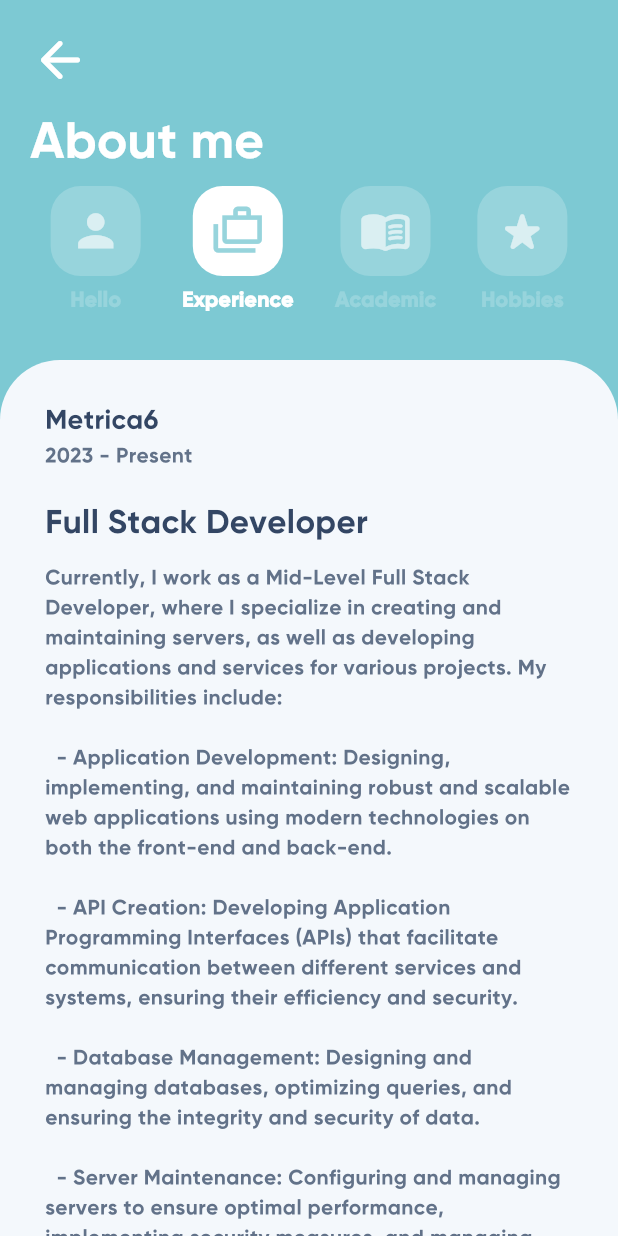
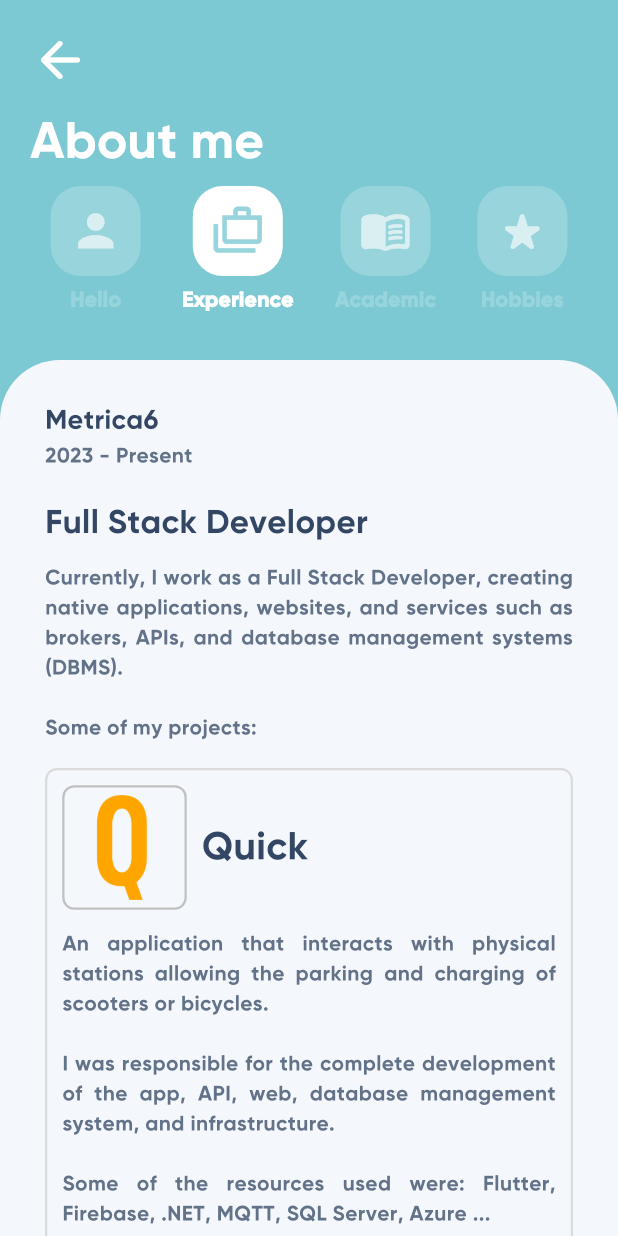
Before and after one commit to DaviMontiel/my-portfolio, a Flutter app: the AboutMePage screen opened directly, after a tap on "Experience", on a phone screen of 412 x 824 dp. Run offline on Flutter 3.47's test engine with Material 3 defaults, Android fonts, the phone set to English and light mode, and no system bars; our stand-ins replace shared_preferences; accounts and stored records are empty; generated files the repository leaves out were written again.

Commit message:
redesigned experience section

```diff
--- a/lib/l10n/app_en.arb
+++ b/lib/l10n/app_en.arb
@@ -23,7 +23,9 @@
 
     "experienceYearPresent": "Present",
     "experienceJob0Title": "Full Stack Developer",
-    "experienceJob0Content": "Currently, I work as a Mid-Level Full Stack Developer, where I specialize in creating and maintaining servers, as well as developing applications and services for various projects. My responsibilities include:\n\n  - Application Development: Designing, implementing, and maintaining robust and scalable web applications using modern technologies on both the front-end and back-end. \n\n  - API Creation: Developing Application Programming Interfaces (APIs) that facilitate communication between different services and systems, ensuring their efficiency and security.\n\n  - Database Management: Designing and managing databases, optimizing queries, and ensuring the integrity and security of data.\n\n  - Server Maintenance: Configuring and managing servers to ensure optimal performance, implementing security measures, and managing scaling as needed.\n\n  - Project Collaboration: Working closely with other team members, including designers and project managers, to ensure alignment with project objectives and timely delivery of quality solutions.\n\n  - Problem Resolution: Identifying and resolving technical issues that may arise during the development and maintenance of applications and services.",
+    "experienceJob0Content": "Currently, I work as a Full Stack Developer, creating native applications, websites, and services such as brokers, APIs, and database management systems (DBMS).\n\nSome of my projects:",
+    "experienceJob0App0Content": "An application that interacts with physical stations allowing the parking and charging of scooters or bicycles.\n\nI was responsible for the complete development of the app, API, web, database management system, and infrastructure.\n\nSome of the resources used were: Flutter, Firebase, .NET, MQTT, SQL Server, Azure ...",
+    "experienceJob0App1Content": "An application that optimizes water consumption in facilities such as homes and buildings.\n\nI coordinated the project development, correcting and implementing new features while utilizing different task management methods for the team.\n\nSome of the resources used were: Flutter, Firebase, NestJS, MQTT, Angular, MySQL, AWS ...",
     "experienceJob1Title": "Computer Systems Technician",
     "experienceJob1Content": "At Vivatech, I worked as a Computer Technician, focusing on the repair of computers, laptops, and tablets. My role involved diagnosing and troubleshooting both software and hardware issues, ensuring that the devices operated efficiently."
 }
--- a/lib/l10n/app_es.arb
+++ b/lib/l10n/app_es.arb
@@ -23,7 +23,9 @@
 
     "experienceYearPresent": "Presente",
     "experienceJob0Title": "Desarrollador Full Stack",
-    "experienceJob0Content": "Actualmente, trabajo como Desarrollador Full Stack de Nivel Medio, donde me especializo en la creación y mantenimiento de servidores, así como en el desarrollo de aplicaciones y servicios para diversos proyectos. Mis responsabilidades incluyen:\n\n  - Desarrollo de Aplicaciones: Diseñar, implementar y mantener aplicaciones web robustas y escalables utilizando tecnologías modernas tanto en el front-end como en el back-end.\n\n  - Creación de API: Desarrollar Interfaces de Programación de Aplicaciones (APIs) que faciliten la comunicación entre diferentes servicios y sistemas, garantizando su eficiencia y seguridad.\n\n  - Gestión de Bases de Datos: Diseñar y administrar bases de datos, optimizar consultas y asegurar la integridad y seguridad de los datos.\n\n  - Mantenimiento de Servidores: Configurar y gestionar servidores para garantizar un rendimiento óptimo, implementar medidas de seguridad y gestionar la escalabilidad según sea necesario.\n\n  - Colaboración en Proyectos: Trabajar estrechamente con otros miembros del equipo, incluidos diseñadores y gestores de proyectos, para garantizar la alineación con los objetivos del proyecto y la entrega oportuna de soluciones de calidad.\n\n  - Resolución de Problemas: Identificar y resolver problemas técnicos que puedan surgir durante el desarrollo y mantenimiento de aplicaciones y servicios.",
+    "experienceJob0Content": "Actualmente, trabajo como Desarrollador Full Stack, creando aplicaciones nativas, páginas web y servicios como brokers, APIs y sistemas de gestión de bases de datos (SGBD).\n\nAlgunos de mis proyectos:",
+    "experienceJob0App0Content": "Aplicación que interactua con estaciones físicas permitiendo aparcar y cargar patinetes o bicicletas.\n\nMe encargué del desarrollo completo de la app, API, web, SGBD y de la infraestructura.\n\nAlgunos de los recursos utilizados fueron: Flutter, Firebase, .NET, MQTT,  SQLServer, Azure ...",
+    "experienceJob0App1Content": "Aplicación que optimiza el consumo de agua en instalaciones como casas y edificios.\n\nCoordiné el desarrollo del proyecto, corriguiendo e implantando nuevas caracteristicas y utilizando diferentes métodos de gestión de tareas para el equipo.\n\nAlgunos de los recursos utilizados fueron: Flutter, Firebase, NestJS, MQTT, Angular, MySQL, AWS ...",
     "experienceJob1Title": "Técnico en Sistemas Informáticos",
     "experienceJob1Content": "En Vivatech, trabajé como Técnico en Sistemas Informáticos, centrándome en la reparación de computadoras, laptops y tablets. Mi rol incluía diagnosticar y solucionar problemas tanto de software como de hardware, asegurando que los dispositivos funcionaran de manera eficiente."
 }
--- a/lib/src/controller/external_controller.dart
+++ b/lib/src/controller/external_controller.dart
@@ -6,6 +6,15 @@ class ExternalController {
 
     launchUrl(url);
   }
+
+  void openUrl(String link) {
+    final Uri url = Uri.parse(link);
+
+    launchUrl(
+      url,
+      mode: LaunchMode.inAppBrowserView,
+    );
+  }
 }
 
 final externalController = ExternalController();
--- a/lib/src/view/pages/about_me/experience_section_widget.dart
+++ b/lib/src/view/pages/about_me/experience_section_widget.dart
@@ -1,3 +1,4 @@
+import 'package:david_portfolio_app/src/controller/external_controller.dart';
 import 'package:david_portfolio_app/src/controller/language_controller.dart';
 import 'package:flutter/material.dart';
 
@@ -6,12 +7,26 @@ class ExperiencieSectionWidget extends StatelessWidget {
 
   @override
   Widget build(BuildContext context) {
-    final List<Map<String, String>> experience = [
+    final List<Map<String, dynamic>> experience = [
       {
         "company": "Metrica6",
         "years": "2023 - ${languageController.language.experienceYearPresent}",
         "job": languageController.language.experienceJob0Title,
         "description": languageController.language.experienceJob0Content,
+        "apps": [
+          {
+            "icon": "lib/assets/images/app_quick.png",
+            "name": "Quick",
+            "text": languageController.language.experienceJob0App0Content,
+            "link": "https://play.google.com/store/apps/details?id=com.metrica6.quick",
+          },
+          {
+            "icon": "lib/assets/images/app_waisense.png",
+            "name": "Waisense",
+            "text": languageController.language.experienceJob0App1Content,
+            "link": "https://play.google.com/store/apps/details?id=com.metrica6.waisenseapp",
+          },
+        ]
       },
       {
         'company': 'VivaTech',
@@ -28,6 +43,8 @@ class ExperiencieSectionWidget extends StatelessWidget {
           Column(
             crossAxisAlignment: CrossAxisAlignment.start,
             children: [
+              if (f != 0) const SizedBox(height: 30),
+
               Text(
                 experience[f]['company']!,
                 style: const TextStyle(
@@ -60,6 +77,7 @@ class ExperiencieSectionWidget extends StatelessWidget {
 
               Text(
                 experience[f]['description']!,
+                textAlign: TextAlign.justify,
                 style: const TextStyle(
                   color: Color.fromRGBO(98, 114, 137, 1),
                   fontFamily: 'Gilroy-Bold-120',
@@ -67,15 +85,99 @@ class ExperiencieSectionWidget extends StatelessWidget {
                 ),
               ),
 
-              if (f != experience.length-1)
-                const Column(
+              // const SizedBox(height: 15),
+
+              if (experience[f]['apps'] != null)
+              for (int d=0; d<experience[f]['apps'].length; d++)
+                Column(
                   children: [
-                    SizedBox(height: 35),
-                    Divider(color: Colors.grey),
+                    if (d != experience[f]['apps'][d].length-1)
+                      Container(height: 15),
+
+                    GestureDetector(
+                      onTap: () {
+                        externalController.openUrl(experience[f]['apps'][d]['link']);
+                      },
+                      child: Container(
+                        padding: const EdgeInsets.all(10),
+                        decoration: BoxDecoration(
+                          borderRadius: const BorderRadius.all(Radius.circular(8)),
+                          border: Border.all(
+                            color: const Color.fromARGB(255, 219, 219, 219),
+                            width: 1.5,
+                          ),
+                        ),
+                        child: Column(
+                          children: [
+                            Row(
+                              children: [
+                                Container(
+                                  padding: const EdgeInsets.all(5),
+                                  margin: const EdgeInsets.only(right: 10, bottom: 15),
+                                  decoration: BoxDecoration(
+                                    borderRadius: const BorderRadius.all(Radius.circular(8)),
+                                    border: Border.all(
+                                      color: const Color.fromARGB(255, 192, 192, 192),
+                                      width: 1.5,
+                                    ),
+                                  ),
+                                  child: Image.asset(
+                                    experience[f]['apps'][d]['icon'],
+                                    width: 70,
+                                  ),
+                                ),
+
+                                Expanded(
+                                  child: Row(
+                                    children: [
+                                      SizedBox(
+                                        height: 45,
+                                        child: Text(
+                                          experience[f]['apps'][d]['name'],
+                                          style: const TextStyle(
+                                            color: Color.fromRGBO(51, 70, 100, 1),
+                                            fontFamily: 'Gilroy-Bold-120',
+                                            fontSize: 26
+                                          ),
+                                        ),
+                                      ),
+                                    ],
+                                  ),
+                                ),
+                              ],
+                            ),
+
+                            Row(
+                              children: [
+                                Flexible(
+                                  child: Text(
+                                    experience[f]['apps'][d]['text'],
+                                    textAlign: TextAlign.justify,
+                                    style: const TextStyle(
+                                      color: Color.fromRGBO(98, 114, 137, 1),
+                                      fontFamily: 'Gilroy-Bold-120',
+                                    ),
+                                  ),
+                                ),
+                              ],
+                            ),
+                          ],
+                        ),
+                      ),
+                    ),
                   ],
                 ),
 
-              const SizedBox(height: 35),
+              if (f != experience.length-1)
+                const SizedBox(
+                  width: 35,
+                  child: Column(
+                    children: [
+                      SizedBox(height: 35, width: 10),
+                      Divider(color: Colors.grey),
+                    ],
+                  ),
+                ),
             ],
           ),
       ],
```
Also changed, not shown: lib/assets/images/app_quick.png (added), lib/assets/images/app_waisense.png (added), 1 other file.
